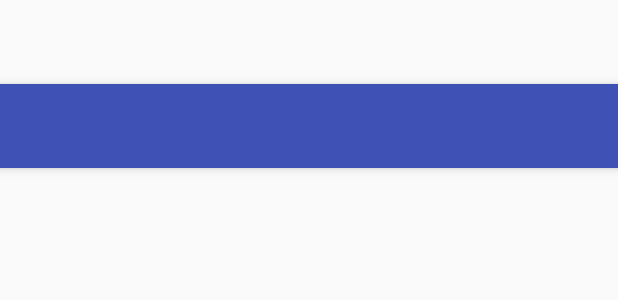
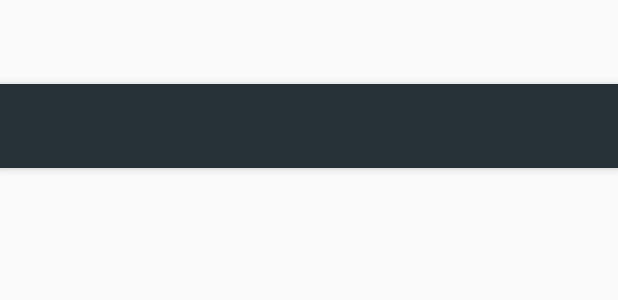
Before and after one commit to amrro/nano-recipes, an Android app: the layout activity_recipe_detail.xml on its own in the app's theme, with its tools: preview values and no code run, on a phone screen of 412 x 824 dp. Shown: the top 300 px of the screen. Run offline under Robolectric (Android 15) with nearby library versions, the phone set to English and light mode, and no system bars.

Commit message:
update colors

```diff
--- a/app/src/main/res/values/colors.xml
+++ b/app/src/main/res/values/colors.xml
@@ -1,6 +1,7 @@
 <?xml version="1.0" encoding="utf-8"?>
 <resources>
-    <color name="colorPrimary">#3F51B5</color>
-    <color name="colorPrimaryDark">#303F9F</color>
-    <color name="colorAccent">#FF4081</color>
+    <color name="primaryColor">#263238</color>
+    <color name="primaryLightColor">#4f5b62</color>
+    <color name="primaryDarkColor">#000a12</color>
+    <color name="primaryTextColor">#ffffff</color>
 </resources>
--- a/app/src/main/res/values/styles.xml
+++ b/app/src/main/res/values/styles.xml
@@ -3,9 +3,9 @@
     <!-- Base application theme. -->
     <style name="AppTheme" parent="Theme.AppCompat.Light.DarkActionBar">
         <!-- Customize your theme here. -->
-        <item name="colorPrimary">@color/colorPrimary</item>
-        <item name="colorPrimaryDark">@color/colorPrimaryDark</item>
-        <item name="colorAccent">@color/colorAccent</item>
+        <item name="colorPrimary">@color/primaryColor</item>
+        <item name="colorPrimaryDark">@color/primaryDarkColor</item>
+        <item name="colorAccent">@color/primaryTextColor</item>
     </style>
 
     <style name="AppTheme.NoActionBar">
```
